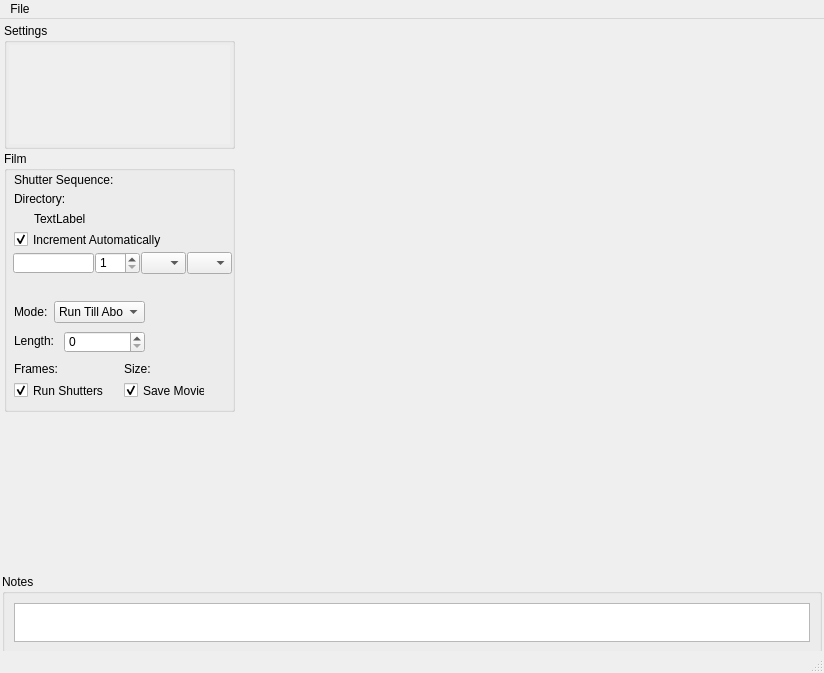
Before: the Qt Designer form hal4000/qtdesigner/hal4000.ui in ZhuangLab/storm-control, drawn with Qt 5.
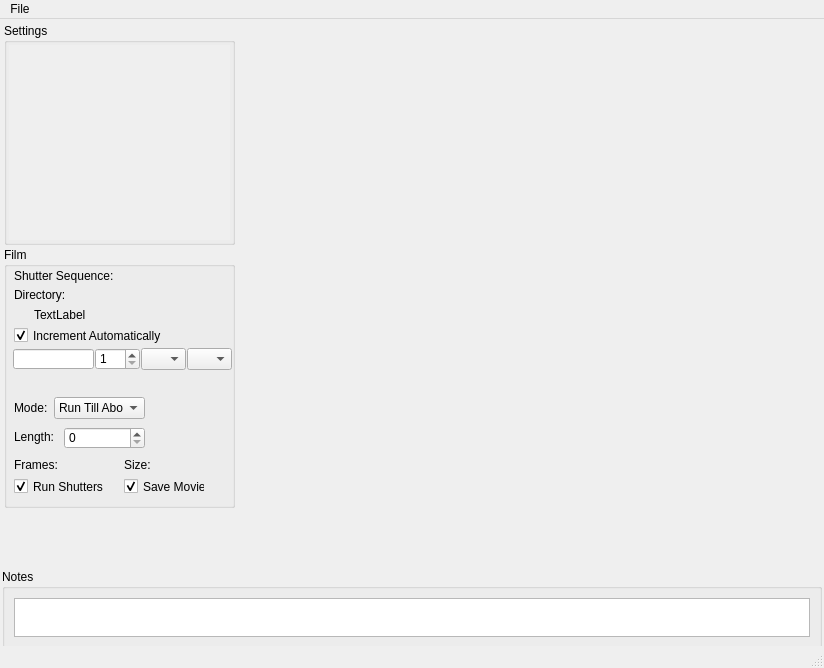
After: the same form once the commit is applied. Icons and pictures are not drawn.

Commit message: Fix bug that caused the camera temperature to not be displayed. Move cameraDisplay UI initialization into classicSingleCamera.py (for single cameras). Create a grid layout for the camera params box. Change camera-params.ui to use have a grid layout. Change hal4000.ui so that the camera params box can shrink.

What changed in the file:
```diff
--- a/hal4000/qtdesigner/hal4000.ui
+++ b/hal4000/qtdesigner/hal4000.ui
@@ -7,7 +7,7 @@
     <x>0</x>
     <y>0</y>
     <width>824</width>
-    <height>673</height>
+    <height>668</height>
    </rect>
   </property>
   <property name="sizePolicy">
@@ -153,7 +153,7 @@
                   <x>0</x>
                   <y>0</y>
                   <width>225</width>
-                  <height>107</height>
+                  <height>203</height>
                  </rect>
                 </property>
                </widget>
@@ -478,12 +478,18 @@
           <item>
            <widget class="QFrame" name="cameraParamsFrame">
             <property name="sizePolicy">
-             <sizepolicy hsizetype="Fixed" vsizetype="Fixed">
+             <sizepolicy hsizetype="Preferred" vsizetype="Minimum">
               <horstretch>0</horstretch>
               <verstretch>0</verstretch>
              </sizepolicy>
             </property>
             <property name="minimumSize">
+             <size>
+              <width>231</width>
+              <height>50</height>
+             </size>
+            </property>
+            <property name="maximumSize">
              <size>
               <width>231</width>
               <height>151</height>
```
The commit also changes 6 other files.
